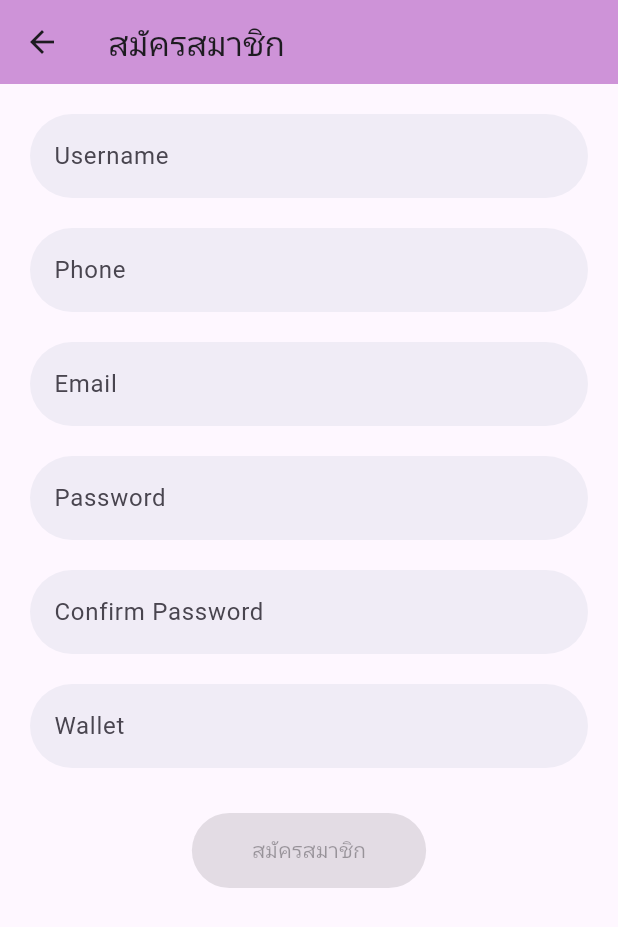
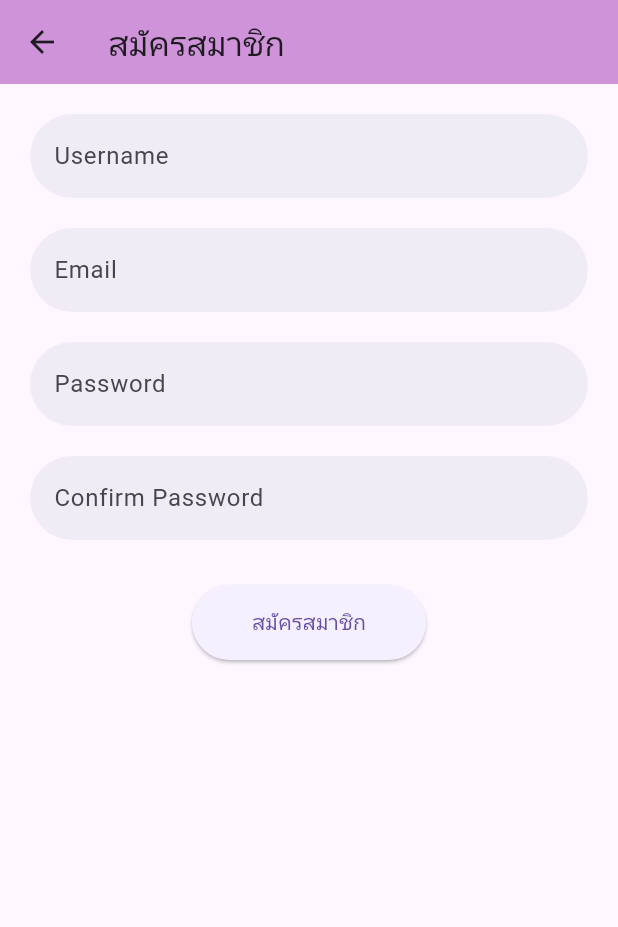
Before and after one commit to LilithZ00/LottoProject, a Flutter app: the RegisterPage screen opened directly, on a phone screen of 412 x 824 dp. Shown: the top 927 px of the screen. Run offline on Flutter 3.47's test engine with Material 3 defaults, Android fonts, the light colour scheme and no system bars; accounts and stored records are empty.

Commit message:
เเก้req register

```diff
--- a/lib/model/req/registerReq.dart
+++ b/lib/model/req/registerReq.dart
@@ -10,32 +10,24 @@ String registerRequsetToJson(RegisterRequset data) => json.encode(data.toJson())
 
 class RegisterRequset {
     String username;
-    String phone;
     String email;
     String password;
-    int wallet;
 
     RegisterRequset({
         required this.username,
-        required this.phone,
         required this.email,
         required this.password,
-        required this.wallet,
     });
 
     factory RegisterRequset.fromJson(Map<String, dynamic> json) => RegisterRequset(
         username: json["username"],
-        phone: json["phone"],
         email: json["email"],
         password: json["password"],
-        wallet: json["wallet"],
     );
 
     Map<String, dynamic> toJson() => {
         "username": username,
-        "phone": phone,
         "email": email,
         "password": password,
-        "wallet": wallet,
     };
 }
--- a/lib/pages/RegisterPage.dart
+++ b/lib/pages/RegisterPage.dart
@@ -20,36 +20,18 @@ class RegisterPage extends StatefulWidget {
 class _RegisterPageState extends State<RegisterPage> {
   TextEditingController usernameCtl = TextEditingController();
   TextEditingController passCtl = TextEditingController();
-  TextEditingController phoneCtl = TextEditingController();
   TextEditingController emailCtl = TextEditingController();
   TextEditingController walletCtl = TextEditingController();
   TextEditingController passwordCtl = TextEditingController();
 
   bool isButtonEnabled = false;
+  bool isLoading = false; // เพิ่มสถานะ isLoading
 
   String server = '';
-
-  void checkFieldsFilled() {
-    setState(() {
-      isButtonEnabled = usernameCtl.text.isNotEmpty &&
-          passCtl.text.isNotEmpty &&
-          phoneCtl.text.isNotEmpty &&
-          emailCtl.text.isNotEmpty &&
-          walletCtl.text.isNotEmpty &&
-          passwordCtl.text.isNotEmpty;
-    });
-  }
 
   @override
   void initState() {
     super.initState();
-
-    usernameCtl.addListener(checkFieldsFilled);
-    passCtl.addListener(checkFieldsFilled);
-    phoneCtl.addListener(checkFieldsFilled);
-    emailCtl.addListener(checkFieldsFilled);
-    walletCtl.addListener(checkFieldsFilled);
-    passwordCtl.addListener(checkFieldsFilled);
 
     Config.getConfig().then(
       (value) {
@@ -59,17 +41,6 @@ class _RegisterPageState extends State<RegisterPage> {
         });
       },
     );
-  }
-
-  @override
-  void dispose() {
-    usernameCtl.dispose();
-    passCtl.dispose();
-    phoneCtl.dispose();
-    emailCtl.dispose();
-    walletCtl.dispose();
-    passwordCtl.dispose();
-    super.dispose();
   }
 
   @override
@@ -89,20 +60,6 @@ class _RegisterPageState extends State<RegisterPage> {
                 controller: usernameCtl,
                 decoration: const InputDecoration(
                   labelText: 'Username',
-                  filled: true,
-                  fillColor: Color(0xFFF0ECF6),
-                  border: OutlineInputBorder(
-                    borderRadius: BorderRadius.all(Radius.circular(30.0)),
-                    borderSide: BorderSide.none,
-                  ),
-                ),
-              ),
-              const SizedBox(height: 20),
-              TextField(
-                controller: phoneCtl,
-                keyboardType: TextInputType.phone,
-                decoration: const InputDecoration(
-                  labelText: 'Phone',
                   filled: true,
                   fillColor: Color(0xFFF0ECF6),
                   border: OutlineInputBorder(
@@ -153,23 +110,11 @@ class _RegisterPageState extends State<RegisterPage> {
                   ),
                 ),
               ),
-              const SizedBox(height: 20),
-              TextField(
-                controller: walletCtl,
-                keyboardType: TextInputType.phone,
-                decoration: const InputDecoration(
-                  labelText: 'Wallet',
-                  filled: true,
-                  fillColor: Color(0xFFF0ECF6),
-                  border: OutlineInputBorder(
-                    borderRadius: BorderRadius.all(Radius.circular(30.0)),
-                    borderSide: BorderSide.none,
-                  ),
-                ),
-              ),
               const SizedBox(height: 30),
               ElevatedButton(
-                onPressed: isButtonEnabled ? () => register(context) : null,
+                onPressed: () {
+                  register(context);
+                },
                 style: ElevatedButton.styleFrom(
                   backgroundColor: const Color(0xFFF5F0FF),
                   shape: RoundedRectangleBorder(
@@ -178,7 +123,11 @@ class _RegisterPageState extends State<RegisterPage> {
                   padding: const EdgeInsets.symmetric(
                       horizontal: 40.0, vertical: 15.0),
                 ),
-                child: const Text('สมัครสมาชิก'),
+                child: isLoading
+                    ? CircularProgressIndicator(
+                        valueColor: AlwaysStoppedAnimation<Color>(Colors.purple),
+                      )
+                    : const Text('สมัครสมาชิก'),
               ),
             ],
           ),
@@ -188,12 +137,36 @@ class _RegisterPageState extends State<RegisterPage> {
   }
 
   void register(BuildContext context) {
+    if (usernameCtl.text.isEmpty ||
+        emailCtl.text.isEmpty ||
+        passwordCtl.text.isEmpty ||
+        passCtl.text.isEmpty) {
+      showDialog(
+        context: context,
+        builder: (context) => AlertDialog(
+          title: Text('ข้อมูลไม่ครบ'),
+          content: Text('กรุณากรอกข้อมูลให้ครบทุกช่อง'),
+          actions: <Widget>[
+            TextButton(
+              child: Text('ปิด'),
+              onPressed: () {
+                Navigator.of(context).pop();
+              },
+            ),
+          ],
+        ),
+      );
+      return; // หยุดการทำงานต่อถ้าข้อมูลไม่ครบ
+    }
+
+    setState(() {
+      isLoading = true; // เริ่มการโหลด
+    });
+
     var data = RegisterRequset(
       username: usernameCtl.text,
-    phone: phoneCtl.text,
       email: emailCtl.text,
       password: passwordCtl.text,
-    wallet: int.parse(walletCtl.text),
     );
 
     if (passwordCtl.text == passCtl.text) {
@@ -205,27 +178,29 @@ class _RegisterPageState extends State<RegisterPage> {
           var responseData = jsonDecode(response.body);
 
           if (responseData is List) {
-          bool isPhoneNumberMatched = false;
+            bool isEmailMatched = false;
 
             for (var item in responseData) {
-            if (item is Map && item.containsKey('user_phone')) {
-              var userPhone = item['user_phone'];
-              // log('User Phone: $userPhone');
+              if (item is Map && item.containsKey('user_email')) {
+                var userEmail = item['user_email'];
 
-              if (phoneCtl.text == userPhone) {
-                isPhoneNumberMatched = true;
+                if (emailCtl.text == userEmail) {
+                  isEmailMatched = true;
                   break;
                 }
               }
             }
 
-          if (isPhoneNumberMatched) {
-            // แสดง Dialog ว่าเบอร์ซ้ำ
+            if (isEmailMatched) {
+              setState(() {
+                isLoading = false; // หยุดการโหลด
+              });
+
               showDialog(
                 context: context,
                 builder: (context) => AlertDialog(
-                title: Text('เบอร์โทรซ้ำ'),
-                content: Text('เบอร์โทรศัพท์นี้มีอยู่ในระบบแล้ว กรุณาใช้เบอร์อื่น'),
+                  title: Text('อีเมลล์ซ้ำ'),
+                  content: Text('อีเมลล์นี้มีอยู่ในระบบแล้ว กรุณาใช้อีเมลล์อื่น'),
                   actions: <Widget>[
                     TextButton(
                       child: Text('ปิด'),
@@ -237,20 +212,23 @@ class _RegisterPageState extends State<RegisterPage> {
                 ),
               );
             } else {
-            // เบอร์ไม่ซ้ำ ทำการลงทะเบียน
-            http.post(
+              http
+                  .post(
                 Uri.parse('$server/users/register'),
                 headers: {"Content-Type": "application/json; charset=utf-8"},
                 body: registerRequsetToJson(data),
-            ).then((value) {
+              )
+                  .then((value) {
                 RegisterRes response = registerResFromJson(value.body);
-              // log(response.message); //log เบอร์โทรทั้งหมด
+
+                setState(() {
+                  isLoading = false; // หยุดการโหลด
+                });
 
                 ScaffoldMessenger.of(context).showSnackBar(
                   SnackBar(content: Text(response.message)),
                 );
 
-              // แสดง Dialog ว่าการสมัครสมาชิกเสร็จสิ้น
                 showDialog(
                   context: context,
                   builder: (context) => AlertDialog(
@@ -260,10 +238,11 @@ class _RegisterPageState extends State<RegisterPage> {
                       TextButton(
                         child: Text('ตกลง'),
                         onPressed: () {
-                        Navigator.of(context).pop(); // ปิด Dialog
+                          Navigator.of(context).pop();
                           Navigator.push(
                             context,
-                          MaterialPageRoute(builder: (context) => LoginPage()),
+                            MaterialPageRoute(
+                                builder: (context) => LoginPage()),
                           );
                         },
                       ),
@@ -271,6 +250,10 @@ class _RegisterPageState extends State<RegisterPage> {
                   ),
                 );
               }).catchError((err) {
+                setState(() {
+                  isLoading = false; // หยุดการโหลด
+                });
+
                 log("Error during registration: $err");
                 ScaffoldMessenger.of(context).showSnackBar(
                   const SnackBar(content: Text('การลงทะเบียนล้มเหลว')),
@@ -284,10 +267,17 @@ class _RegisterPageState extends State<RegisterPage> {
           log('Failed to load data: ${response.statusCode}');
         }
       }).catchError((error) {
+        setState(() {
+          isLoading = false; // หยุดการโหลด
+        });
+
         log('Error: $error');
       });
     } else {
-    // แสดงข้อความผิดพลาดหากรหัสผ่านไม่ตรงกัน
+      setState(() {
+        isLoading = false; // หยุดการโหลด
+      });
+
       showDialog(
         context: context,
         builder: (context) => AlertDialog(
```
Lines whose indentation alone changed are shown as unchanged.
